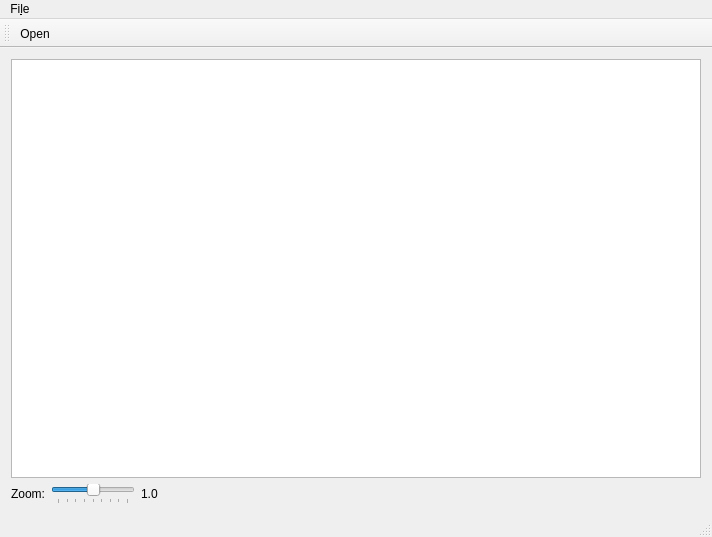
This is diplomka/gui/mainwindow.ui in Oxyd/master-thesis as Qt 5 draws it before an edit. The edited form follows.
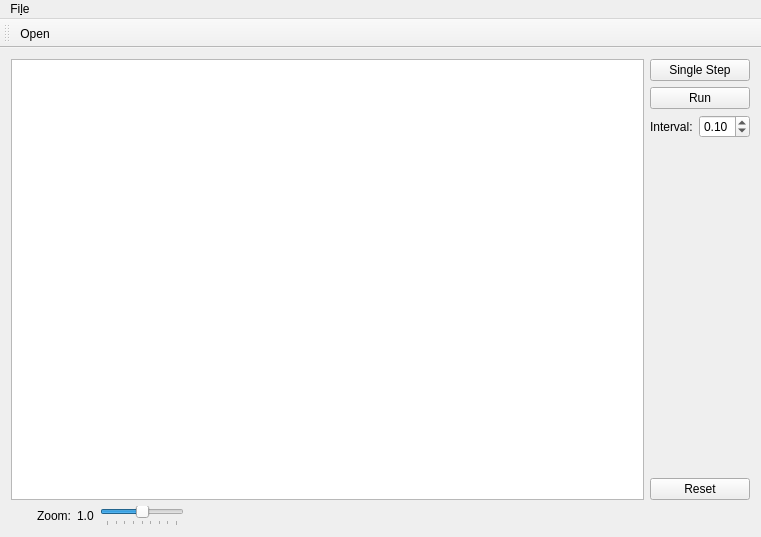
This is the edited form.

What changed in the file:
```diff
--- a/diplomka/gui/mainwindow.ui
+++ b/diplomka/gui/mainwindow.ui
@@ -6,7 +6,7 @@
    <rect>
     <x>0</x>
     <y>0</y>
-    <width>712</width>
+    <width>761</width>
     <height>537</height>
    </rect>
   </property>
@@ -14,7 +14,9 @@
    <string>MainWindow</string>
   </property>
   <widget class="QWidget" name="centralWidget">
-   <layout class="QVBoxLayout" name="verticalLayout">
+   <layout class="QVBoxLayout" name="verticalLayout_3">
+    <item>
+     <layout class="QHBoxLayout" name="horizontalLayout_2">
     <item>
      <widget class="QGraphicsView" name="world_view">
       <property name="renderHints">
@@ -23,10 +25,91 @@
      </widget>
     </item>
     <item>
+       <layout class="QVBoxLayout" name="verticalLayout_2">
+        <item>
+         <widget class="QPushButton" name="pushButton">
+          <property name="text">
+           <string>Single Step</string>
+          </property>
+         </widget>
+        </item>
+        <item>
+         <widget class="QPushButton" name="start_stop_button">
+          <property name="text">
+           <string>Run</string>
+          </property>
+         </widget>
+        </item>
+        <item>
+         <layout class="QHBoxLayout" name="horizontalLayout_3">
+          <item>
+           <widget class="QLabel" name="label_2">
+            <property name="text">
+             <string>Interval:</string>
+            </property>
+           </widget>
+          </item>
+          <item>
+           <widget class="QDoubleSpinBox" name="interval_spinbox">
+            <property name="decimals">
+             <number>2</number>
+            </property>
+            <property name="minimum">
+             <double>0.000000000000000</double>
+            </property>
+            <property name="maximum">
+             <double>1.000000000000000</double>
+            </property>
+            <property name="singleStep">
+             <double>0.010000000000000</double>
+            </property>
+            <property name="value">
+             <double>0.100000000000000</double>
+            </property>
+           </widget>
+          </item>
+         </layout>
+        </item>
+        <item>
+         <spacer name="verticalSpacer">
+          <property name="orientation">
+           <enum>Qt::Vertical</enum>
+          </property>
+          <property name="sizeHint" stdset="0">
+           <size>
+            <width>20</width>
+            <height>40</height>
+           </size>
+          </property>
+         </spacer>
+        </item>
+        <item>
+         <widget class="QPushButton" name="pushButton_2">
+          <property name="text">
+           <string>Reset</string>
+          </property>
+         </widget>
+        </item>
+       </layout>
+      </item>
+     </layout>
+    </item>
+    <item>
+     <layout class="QVBoxLayout" name="verticalLayout">
+      <property name="leftMargin">
+       <number>0</number>
+      </property>
+      <property name="rightMargin">
+       <number>0</number>
+      </property>
+      <item>
      <layout class="QHBoxLayout" name="horizontalLayout">
       <property name="sizeConstraint">
        <enum>QLayout::SetDefaultConstraint</enum>
       </property>
+        <property name="leftMargin">
+         <number>26</number>
+        </property>
       <property name="bottomMargin">
        <number>0</number>
       </property>
@@ -43,6 +126,13 @@
         </property>
        </widget>
       </item>
+        <item>
+         <widget class="QLabel" name="zoom_text">
+          <property name="text">
+           <string>1.0</string>
+          </property>
+         </widget>
+        </item>
       <item>
        <widget class="QSlider" name="horizontalSlider">
         <property name="sizePolicy">
@@ -86,13 +176,6 @@
         </property>
        </widget>
       </item>
-      <item>
-       <widget class="QLabel" name="zoom_text">
-        <property name="text">
-         <string>1.0</string>
-        </property>
-       </widget>
-      </item>
       <item>
        <spacer name="horizontalSpacer">
         <property name="orientation">
@@ -116,13 +199,15 @@
      </layout>
     </item>
    </layout>
+    </item>
+   </layout>
   </widget>
   <widget class="QMenuBar" name="menuBar">
    <property name="geometry">
     <rect>
      <x>0</x>
      <y>0</y>
-     <width>712</width>
+     <width>761</width>
      <height>27</height>
     </rect>
    </property>
@@ -135,7 +220,6 @@
    </widget>
    <addaction name="menuFile"/>
   </widget>
-  <widget class="QStatusBar" name="statusBar"/>
   <widget class="QToolBar" name="toolBar">
    <property name="windowTitle">
     <string>toolBar</string>
```
Left out of the diff: 72 changed lines with no effect on the pictures. Lines whose indentation alone changed are shown as unchanged.
